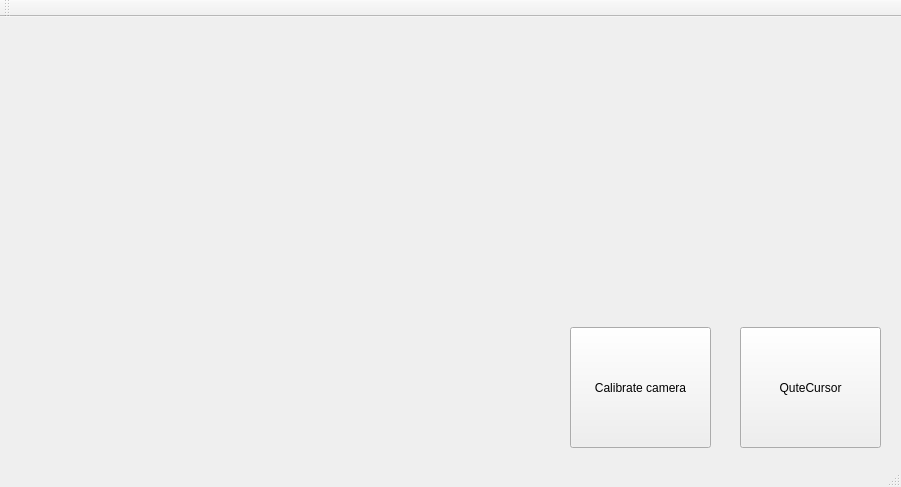
Woaf/QuteCursor, file qutecursor.ui: the form before one commit.
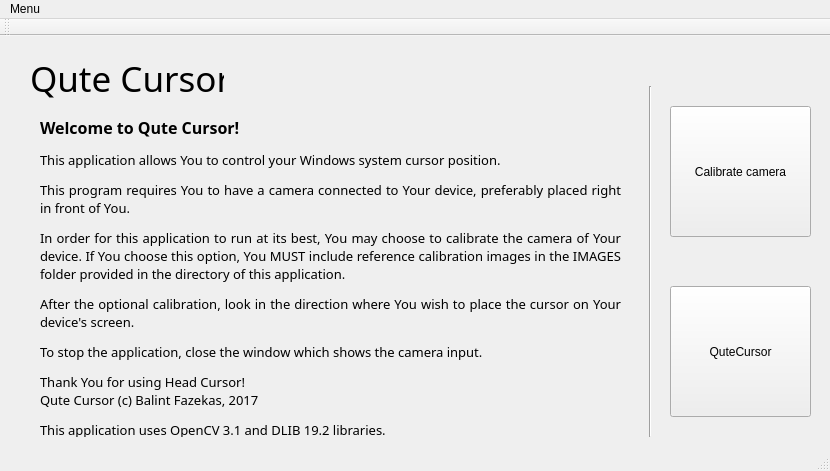
The form after the commit.

Commit message: Added pattern.png for reference image. Cleaned up GUI. Included manual in the interface. Created menu items for the main window.

What changed in the file:
```diff
--- a/qutecursor.ui
+++ b/qutecursor.ui
@@ -6,8 +6,8 @@
    <rect>
     <x>0</x>
     <y>0</y>
-    <width>901</width>
-    <height>487</height>
+    <width>830</width>
+    <height>471</height>
    </rect>
   </property>
   <property name="windowTitle">
@@ -17,10 +17,10 @@
    <widget class="QPushButton" name="calibrate">
     <property name="geometry">
      <rect>
-      <x>570</x>
-      <y>310</y>
+      <x>670</x>
+      <y>70</y>
       <width>141</width>
-      <height>121</height>
+      <height>131</height>
      </rect>
     </property>
     <property name="text">
@@ -30,26 +30,118 @@
    <widget class="QPushButton" name="cursor">
     <property name="geometry">
      <rect>
-      <x>740</x>
-      <y>310</y>
+      <x>670</x>
+      <y>250</y>
       <width>141</width>
-      <height>121</height>
+      <height>131</height>
      </rect>
     </property>
     <property name="text">
      <string>QuteCursor</string>
     </property>
    </widget>
+   <widget class="QLabel" name="label">
+    <property name="geometry">
+     <rect>
+      <x>30</x>
+      <y>20</y>
+      <width>194</width>
+      <height>44</height>
+     </rect>
+    </property>
+    <property name="font">
+     <font>
+      <family>Microsoft JhengHei Light</family>
+      <pointsize>26</pointsize>
+      <weight>50</weight>
+      <italic>false</italic>
+      <bold>false</bold>
+     </font>
+    </property>
+    <property name="toolTip">
+     <string>&lt;html&gt;&lt;head/&gt;&lt;body&gt;&lt;p&gt;QuteCursor&lt;/p&gt;&lt;/body&gt;&lt;/html&gt;</string>
+    </property>
+    <property name="whatsThis">
+     <string>&lt;html&gt;&lt;head/&gt;&lt;body&gt;&lt;p&gt;Title&lt;/p&gt;&lt;/body&gt;&lt;/html&gt;</string>
+    </property>
+    <property name="text">
+     <string>Qute Cursor</string>
+    </property>
+   </widget>
+   <widget class="Line" name="line">
+    <property name="geometry">
+     <rect>
+      <x>640</x>
+      <y>50</y>
+      <width>20</width>
+      <height>351</height>
+     </rect>
+    </property>
+    <property name="orientation">
+     <enum>Qt::Vertical</enum>
+    </property>
+   </widget>
+   <widget class="QLabel" name="label_2">
+    <property name="geometry">
+     <rect>
+      <x>40</x>
+      <y>80</y>
+      <width>581</width>
+      <height>321</height>
+     </rect>
+    </property>
+    <property name="font">
+     <font>
+      <family>Microsoft JhengHei Light</family>
+     </font>
+    </property>
+    <property name="toolTip">
+     <string>&lt;html&gt;&lt;head/&gt;&lt;body&gt;&lt;p&gt;Manual&lt;/p&gt;&lt;/body&gt;&lt;/html&gt;</string>
+    </property>
+    <property name="whatsThis">
+     <string>&lt;html&gt;&lt;head/&gt;&lt;body&gt;&lt;p&gt;Manual&lt;/p&gt;&lt;/body&gt;&lt;/html&gt;</string>
+    </property>
+    <property name="text">
+     <string>&lt;!DOCTYPE HTML PUBLIC &quot;-//W3C//DTD HTML 4.0//EN&quot; &quot;http://www.w3.org/TR/REC-html40/strict.dtd&quot;&gt;
+&lt;html&gt;&lt;head&gt;&lt;meta name=&quot;qrichtext&quot; content=&quot;1&quot; /&gt;&lt;style type=&quot;text/css&quot;&gt;
+p, li { white-space: pre-wrap; }
+&lt;/style&gt;&lt;/head&gt;&lt;body style=&quot; font-family:'Microsoft JhengHei Light'; font-size:8pt; font-weight:400; font-style:normal;&quot;&gt;
+&lt;p align=&quot;justify&quot; style=&quot; margin-top:12px; margin-bottom:12px; margin-left:0px; margin-right:0px; -qt-block-indent:0; text-indent:0px;&quot;&gt;&lt;span style=&quot; font-size:12pt; font-weight:600; color:#000000;&quot;&gt;Welcome to Qute Cursor!&lt;/span&gt;&lt;/p&gt;
+&lt;p align=&quot;justify&quot; style=&quot; margin-top:12px; margin-bottom:12px; margin-left:0px; margin-right:0px; -qt-block-indent:0; text-indent:0px;&quot;&gt;&lt;span style=&quot; font-size:10pt; color:#000000;&quot;&gt;This application allows You to control your Windows system cursor position.&lt;/span&gt;&lt;/p&gt;
+&lt;p align=&quot;justify&quot; style=&quot; margin-top:12px; margin-bottom:12px; margin-left:0px; margin-right:0px; -qt-block-indent:0; text-indent:0px;&quot;&gt;&lt;span style=&quot; font-size:10pt; color:#000000;&quot;&gt;This program requires You to have a camera connected to Your device, preferably placed right in front of You.&lt;/span&gt;&lt;/p&gt;
+&lt;p align=&quot;justify&quot; style=&quot; margin-top:12px; margin-bottom:12px; margin-left:0px; margin-right:0px; -qt-block-indent:0; text-indent:0px;&quot;&gt;&lt;span style=&quot; font-size:10pt; color:#000000;&quot;&gt;In order for this application to run at its best, You may choose to calibrate the camera of Your device. If You choose this option, You MUST include reference calibration images in the IMAGES folder provided in the directory of this application.&lt;/span&gt;&lt;/p&gt;
+&lt;p align=&quot;justify&quot; style=&quot; margin-top:12px; margin-bottom:12px; margin-left:0px; margin-right:0px; -qt-block-indent:0; text-indent:0px;&quot;&gt;&lt;span style=&quot; font-size:10pt; color:#000000;&quot;&gt;After the optional calibration, look in the direction where You wish to place the cursor on Your device's screen.&lt;/span&gt;&lt;/p&gt;
+&lt;p align=&quot;justify&quot; style=&quot; margin-top:12px; margin-bottom:12px; margin-left:0px; margin-right:0px; -qt-block-indent:0; text-indent:0px;&quot;&gt;&lt;span style=&quot; font-size:10pt; color:#000000;&quot;&gt;To stop the application, close the window which shows the camera input.&lt;/span&gt;&lt;/p&gt;
+&lt;p align=&quot;justify&quot; style=&quot; margin-top:12px; margin-bottom:12px; margin-left:0px; margin-right:0px; -qt-block-indent:0; text-indent:0px;&quot;&gt;&lt;span style=&quot; font-size:10pt; color:#000000;&quot;&gt;Thank You for using Head Cursor!&lt;/span&gt;&lt;br /&gt;&lt;span style=&quot; font-size:10pt; color:#000000;&quot;&gt;Qute Cursor (c) Balint Fazekas, 2017&lt;/span&gt;&lt;/p&gt;
+&lt;p style=&quot; margin-top:0px; margin-bottom:0px; margin-left:0px; margin-right:0px; -qt-block-indent:0; text-indent:0px;&quot;&gt;&lt;span style=&quot; font-size:10pt; color:#000000;&quot;&gt;This application uses OpenCV 3.1 and DLIB 19.2 libraries.&lt;/span&gt;&lt;/p&gt;&lt;/body&gt;&lt;/html&gt;</string>
+    </property>
+    <property name="scaledContents">
+     <bool>true</bool>
+    </property>
+    <property name="wordWrap">
+     <bool>true</bool>
+    </property>
+   </widget>
   </widget>
   <widget class="QMenuBar" name="menuBar">
    <property name="geometry">
     <rect>
      <x>0</x>
      <y>0</y>
-     <width>901</width>
+     <width>830</width>
      <height>21</height>
     </rect>
    </property>
+   <widget class="QMenu" name="menuMenu">
+    <property name="title">
+     <string>Menu</string>
+    </property>
+    <addaction name="actionCalibrate_camera"/>
+    <addaction name="actionStart_QuteCursor"/>
+    <addaction name="separator"/>
+    <addaction name="actionQuit"/>
+   </widget>
+   <addaction name="menuMenu"/>
   </widget>
   <widget class="QToolBar" name="mainToolBar">
    <attribute name="toolBarArea">
```
Left out of the diff: 15 changed lines with no effect on the pictures. The commit also changes 4 other files.
